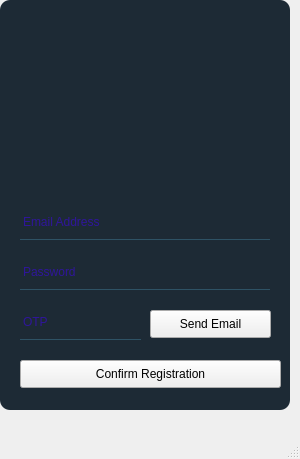
The window that UI Files/f1.ui (cgatting/Ass-2049) describes before a commit, drawn with Qt 5.
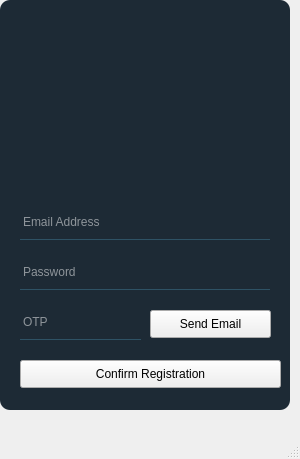
The same window after the commit. Icons and pictures are not drawn.

The edit to the form file:
```diff
--- a/UI Files/f1.ui
+++ b/UI Files/f1.ui
@@ -74,8 +74,8 @@
        <colorrole role="Text">
         <brush brushstyle="SolidPattern">
          <color alpha="255">
-          <red>64</red>
-          <green>0</green>
+          <red>255</red>
+          <green>255</green>
           <blue>255</blue>
          </color>
         </brush>
@@ -130,8 +130,8 @@
        <colorrole role="Text">
         <brush brushstyle="SolidPattern">
          <color alpha="255">
-          <red>64</red>
-          <green>0</green>
+          <red>255</red>
+          <green>255</green>
           <blue>255</blue>
          </color>
         </brush>
@@ -275,8 +275,8 @@
        <colorrole role="Text">
         <brush brushstyle="SolidPattern">
          <color alpha="255">
-          <red>64</red>
-          <green>0</green>
+          <red>255</red>
+          <green>255</green>
           <blue>255</blue>
          </color>
         </brush>
@@ -331,8 +331,8 @@
        <colorrole role="Text">
         <brush brushstyle="SolidPattern">
          <color alpha="255">
-          <red>64</red>
-          <green>0</green>
+          <red>255</red>
+          <green>255</green>
           <blue>255</blue>
          </color>
         </brush>
@@ -480,8 +480,8 @@
        <colorrole role="Text">
         <brush brushstyle="SolidPattern">
          <color alpha="255">
-          <red>64</red>
-          <green>0</green>
+          <red>255</red>
+          <green>255</green>
           <blue>255</blue>
          </color>
         </brush>
@@ -536,8 +536,8 @@
        <colorrole role="Text">
         <brush brushstyle="SolidPattern">
          <color alpha="255">
-          <red>64</red>
-          <green>0</green>
+          <red>255</red>
+          <green>255</green>
           <blue>255</blue>
          </color>
         </brush>
```
Left out of the diff: 16 changed lines with no effect on the pictures.
